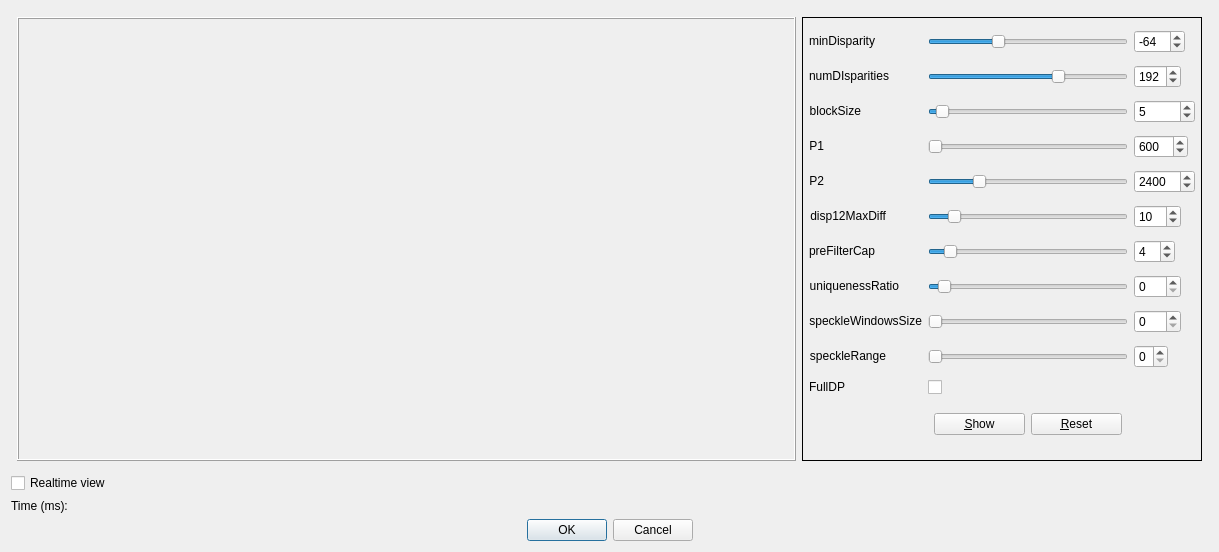
Above: forms/subWindows/sgbmparamdialog.ui from m21-cerutti/ProjetTech2019_Robot before the change. Below: the same form after it.
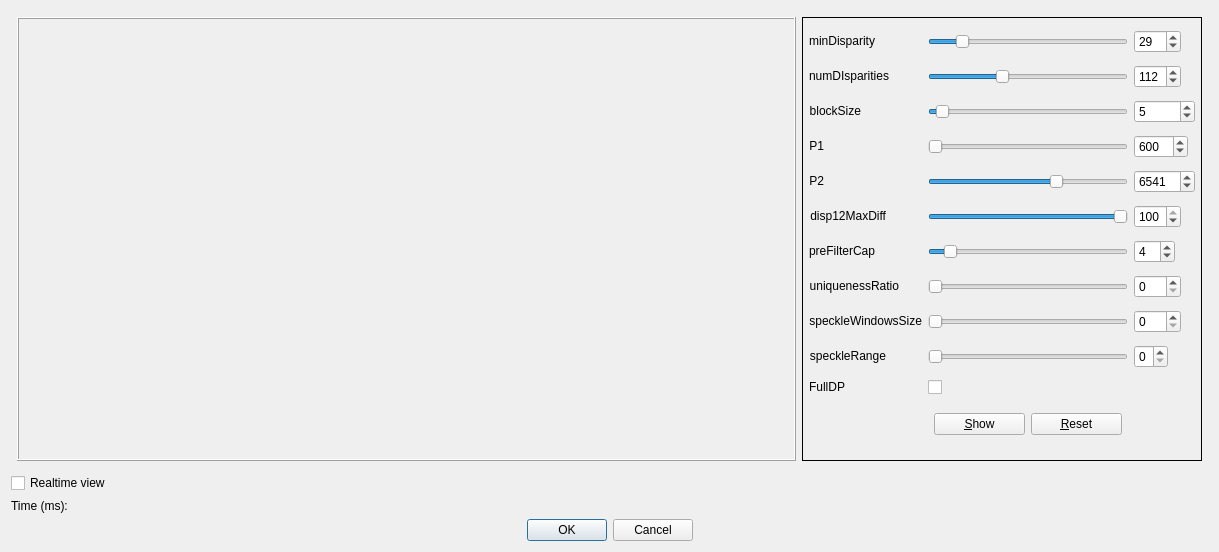
That is the form after the change.

Patch:
```diff
--- a/forms/subWindows/sgbmparamdialog.ui
+++ b/forms/subWindows/sgbmparamdialog.ui
@@ -114,7 +114,7 @@
            <number>100</number>
           </property>
           <property name="value">
-           <number>10</number>
+           <number>100</number>
           </property>
           <property name="orientation">
            <enum>Qt::Horizontal</enum>
@@ -202,7 +202,7 @@
            <number>100</number>
           </property>
           <property name="value">
-           <number>10</number>
+           <number>100</number>
           </property>
          </widget>
         </item>
@@ -281,7 +281,7 @@
            <number>16</number>
           </property>
           <property name="value">
-           <number>192</number>
+           <number>112</number>
           </property>
           <property name="orientation">
            <enum>Qt::Horizontal</enum>
@@ -303,7 +303,7 @@
            <number>10000</number>
           </property>
           <property name="value">
-           <number>2400</number>
+           <number>6541</number>
           </property>
          </widget>
         </item>
@@ -328,7 +328,7 @@
            <number>100</number>
           </property>
           <property name="value">
-           <number>5</number>
+           <number>0</number>
           </property>
           <property name="orientation">
            <enum>Qt::Horizontal</enum>
@@ -353,7 +353,7 @@
            <number>16</number>
           </property>
           <property name="value">
-           <number>192</number>
+           <number>112</number>
           </property>
          </widget>
         </item>
@@ -372,13 +372,13 @@
            </size>
           </property>
           <property name="minimum">
-           <number>-200</number>
+           <number>0</number>
           </property>
           <property name="maximum">
            <number>200</number>
           </property>
           <property name="value">
-           <number>-64</number>
+           <number>29</number>
           </property>
           <property name="orientation">
            <enum>Qt::Horizontal</enum>
@@ -445,13 +445,13 @@
            </sizepolicy>
           </property>
           <property name="minimum">
-           <number>-200</number>
+           <number>0</number>
           </property>
           <property name="maximum">
            <number>200</number>
           </property>
           <property name="value">
-           <number>-64</number>
+           <number>29</number>
           </property>
          </widget>
         </item>
@@ -661,7 +661,7 @@
            <number>10000</number>
           </property>
           <property name="value">
-           <number>2400</number>
+           <number>6541</number>
           </property>
           <property name="orientation">
            <enum>Qt::Horizontal</enum>
```
